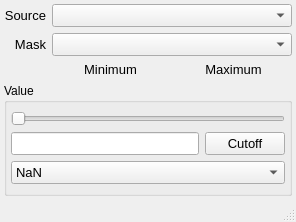
This is plugins/Cutoff_mask/Cutoff_mask.ui in NeutrinoToolkit/Neutrino as Qt 5 draws it before an edit. The edited form follows.
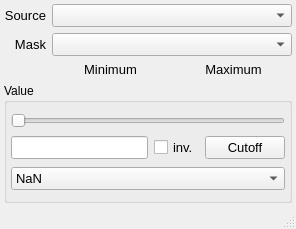
This is the edited form.

The edit to the form file:
```diff
--- a/plugins/Cutoff_mask/Cutoff_mask.ui
+++ b/plugins/Cutoff_mask/Cutoff_mask.ui
@@ -7,7 +7,7 @@
     <x>0</x>
     <y>0</y>
     <width>296</width>
-    <height>222</height>
+    <height>229</height>
    </rect>
   </property>
   <property name="windowTitle">
@@ -57,7 +57,7 @@
        <property name="verticalSpacing">
         <number>2</number>
        </property>
-       <item row="1" column="1" colspan="2">
+       <item row="1" column="1" colspan="3">
         <widget class="QSlider" name="slider">
          <property name="font">
           <font>
@@ -81,7 +81,7 @@
          </property>
         </widget>
        </item>
-       <item row="2" column="2">
+       <item row="2" column="3">
         <widget class="QPushButton" name="doIt">
          <property name="font">
           <font>
@@ -93,7 +93,7 @@
          </property>
         </widget>
        </item>
-       <item row="3" column="1" colspan="2">
+       <item row="3" column="1" colspan="3">
         <widget class="QComboBox" name="replaceVal">
          <property name="font">
           <font>
@@ -130,6 +130,21 @@
          </item>
         </widget>
        </item>
+       <item row="2" column="2">
+        <widget class="QCheckBox" name="opposite">
+         <property name="font">
+          <font>
+           <pointsize>10</pointsize>
+          </font>
+         </property>
+         <property name="text">
+          <string>inv.</string>
+         </property>
+         <property name="neutrinoSave" stdset="0">
+          <bool>true</bool>
+         </property>
+        </widget>
+       </item>
       </layout>
      </widget>
     </item>
```
